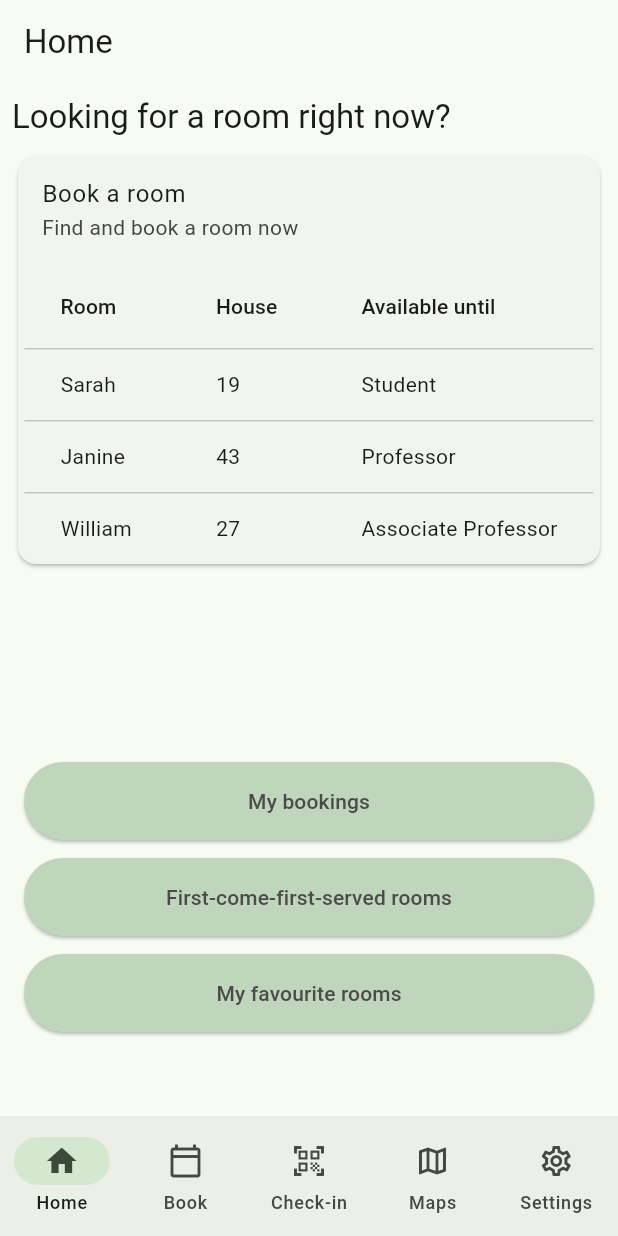
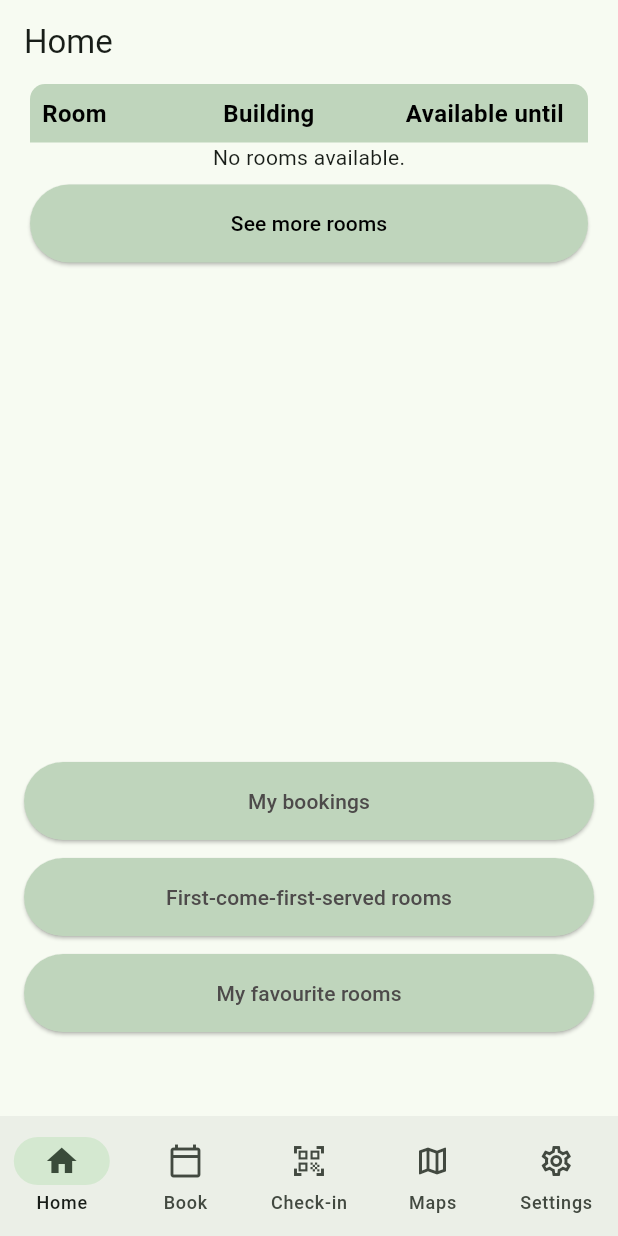
Before and after one commit to fillemon10/kandidat-grupp65-timeedit, a Flutter app: the screen it shows after launch, on a phone screen of 412 x 824 dp. Run offline on Flutter 3.47's test engine with Material 3 defaults, Android fonts, the phone set to English and light mode, and no system bars; our stand-ins replace bloc, cloud_firestore, equatable, firebase_auth, firebase_core, flutter_bloc and 2 more; missing offline and left inert: firebase_ui_auth, qr_code_scanner; accounts and stored records are empty.

Commit message:
en början på hemskärmen

```diff
--- a/lib/screens/home.dart
+++ b/lib/screens/home.dart
@@ -1,9 +1,7 @@
-import 'package:firebase_auth/firebase_auth.dart';
 import 'package:flutter/material.dart';
+import 'package:cloud_firestore/cloud_firestore.dart';
+import 'package:intl/intl.dart'; // Import the intl package for DateFormat
 import 'package:go_router/go_router.dart';
-import 'package:timeedit/screens/mybookings.dart';
-import 'package:timeedit/screens/firstcome.dart';
-import 'package:timeedit/screens/favourites.dart';
 
 class HomeScreen extends StatelessWidget {
   @override
@@ -17,14 +15,8 @@ class HomeScreen extends StatelessWidget {
         children: [
           Expanded(
             child: ListView(
-              children: const [
-                TitleSection(
-                  title: 'Looking for a room right now?',
-                ),
-                CardSection(
-                  title: 'Book a room',
-                  subtitle: 'Find and book a room now',
-                ),
+              children: [
+                TitleSection(), // This is the correct placement of TitleSection
               ],
             ),
           ),
@@ -82,104 +74,155 @@ class HomeScreen extends StatelessWidget {
   }
 }
 
-
 class TitleSection extends StatelessWidget {
-  final String title;
-
-  const TitleSection({required this.title});
-
   @override
   Widget build(BuildContext context) {
-    return Container(
-      padding: const EdgeInsets.all(8),
-      child: Text(
-        title,
-        style: Theme.of(context).textTheme.headline6,
+    return Padding(
+      padding: const EdgeInsets.symmetric(horizontal: 20.0),
+      child: Column(
+        crossAxisAlignment: CrossAxisAlignment.stretch,
+        children: [
+          Container(
+            decoration: BoxDecoration(
+              color: Color(0xFFBFD5BC), // Background color for the titles
+              borderRadius: BorderRadius.vertical(top: Radius.circular(10.0)), // Rounded top corners
+            ),
+            padding: EdgeInsets.symmetric(vertical: 8.0),
+            child: Row(
+              mainAxisAlignment: MainAxisAlignment.spaceBetween,
+              children: [
+                Expanded(
+                  flex: 2,
+                  child: Padding(
+                    padding: const EdgeInsets.only(left: 8.0),
+                    child: Text(
+                      'Room',
+                      style: TextStyle(fontWeight: FontWeight.bold, fontSize: 16.0, color: Colors.black), // Text color
+                    ),
+                  ),
+                ),
+                Expanded(
+                  flex: 3,
+                  child: Padding(
+                    padding: EdgeInsets.only(left: 46.0),
+                    child: Text(
+                      'Building',
+                      style: TextStyle(fontWeight: FontWeight.bold, fontSize: 16.0, color: Colors.black), // Text color
+                    ),
+                  ),
+                ),
+                Expanded(
+                  flex: 4,
+                  child: Padding(
+                    padding: EdgeInsets.only(right: 16.0),
+                    child: Text(
+                      'Available until',
+                      style: TextStyle(fontWeight: FontWeight.bold, fontSize: 16.0, color: Colors.black), // Text color
+                      textAlign: TextAlign.right,
+                      overflow: TextOverflow.ellipsis,
+                    ),
+                  ),
+                ),
+              ],
+            ),
+          ),
+          StreamBuilder<QuerySnapshot>(
+            stream: FirebaseFirestore.instance.collection('rooms').limit(8).snapshots(),
+            builder: (BuildContext context, AsyncSnapshot<QuerySnapshot> snapshot) {
+              if (snapshot.connectionState == ConnectionState.waiting) {
+                return Center(child: CircularProgressIndicator());
+              }
+
+              if (snapshot.hasError) {
+                return Center(child: Text('Error: ${snapshot.error}'));
+              }
+
+              if (snapshot.data!.docs.isEmpty) {
+                return Center(child: Text('No rooms available.'));
+              }
+
+              final rooms = snapshot.data!.docs
+                  .map((DocumentSnapshot document) {
+                Map<String, dynamic> roomData = document.data() as Map<String, dynamic>;
+                return _buildRoomItem(roomData['name'], roomData['building'], roomData['availableUntil']);
+              })
+                  .toList();
+
+              return Column(
+                crossAxisAlignment: CrossAxisAlignment.stretch,
+                children: List.generate(rooms.length, (index) {
+                  final room = rooms[index];
+                  final color = index.isEven ? Color(0xFFD9D9D9) : Color(0xFFEFECEC);
+                  return Container(
+                    color: color,
+                    child: room,
+                  );
+                }),
+              );
+            },
+          ),
+          SizedBox(height: 8),
+          ElevatedButton(
+            onPressed: () {
+              // Navigate to a page showing all rooms
+              context.push('/all-rooms');
+            },
+            style: ButtonStyle(
+              backgroundColor: MaterialStateProperty.all(Color(0xFFBFD5BC)),
+              foregroundColor: MaterialStateProperty.all(Colors.black),
+              padding: MaterialStateProperty.all(EdgeInsets.symmetric(vertical: 16)),
+            ),
+            child: Text('See more rooms'),
+          ),
+        ],
+      ),
+    );
+  }
+
+  Widget _buildRoomItem(String? room, String? building, dynamic availableUntil) {
+    // Handle null values or provide default values
+    room ??= 'Unknown Room';
+    building ??= 'Unknown Building';
+
+    String availableUntilText = 'All day!';
+
+    if (availableUntil != null) {
+      availableUntilText = DateFormat('HH:mm').format(availableUntil.toDate() as DateTime);
+    }
+
+    return Padding(
+      padding: EdgeInsets.all(8.0),
+      child: Row(
+        mainAxisAlignment: MainAxisAlignment.spaceBetween,
+        children: [
+          Expanded(
+            flex: 2,
+            child: Text(
+              room,
+              style: TextStyle(fontSize: 14.0),
+            ),
+          ),
+          Expanded(
+            flex: 3,
+            child: Padding(
+              padding: EdgeInsets.only(left: 42.0),
+              child: Text(
+                building,
+                style: TextStyle(fontSize: 14.0),
+              ),
+            ),
+          ),
+          Expanded(
+            flex: 4,
+            child: Text(
+              availableUntilText,
+              style: TextStyle(fontSize: 14.0),
+              textAlign: TextAlign.right,
+              overflow: TextOverflow.ellipsis,
+            ),
+          ),
+        ],
       ),
     );
   }
 }
-
-class CardSection extends StatelessWidget {
-  final String title;
-  final String subtitle;
-
-  const CardSection({
-    required this.title,
-    required this.subtitle,
-  });
-
-  @override
-  Widget build(BuildContext context) {
-    return Container(
-      padding: const EdgeInsets.symmetric(horizontal: 8),
-      child: Card(
-        child: Column(
-          children: [
-            ListTile(
-              title: Text(title),
-              subtitle: Text(subtitle),
-            ),
-            DataTableExample(),
-          ],
-        ),
-      ),
-    );
-  }
-}
-
-class DataTableExample extends StatelessWidget {
-  const DataTableExample({super.key});
-
-  @override
-  Widget build(BuildContext context) {
-    return DataTable(
-      columns: const <DataColumn>[
-        DataColumn(
-          label: Expanded(
-            child: Text(
-              'Room',
-            ),
-          ),
-        ),
-        DataColumn(
-          label: Expanded(
-            child: Text(
-              'House',
-            ),
-          ),
-        ),
-        DataColumn(
-          label: Expanded(
-            child: Text(
-              'Available until',
-            ),
-          ),
-        ),
-      ],
-      rows: const <DataRow>[
-        DataRow(
-          cells: <DataCell>[
-            DataCell(Text('Sarah')),
-            DataCell(Text('19')),
-            DataCell(Text('Student')),
-          ],
-        ),
-        DataRow(
-          cells: <DataCell>[
-            DataCell(Text('Janine')),
-            DataCell(Text('43')),
-            DataCell(Text('Professor')),
-          ],
-        ),
-        DataRow(
-          cells: <DataCell>[
-            DataCell(Text('William')),
-            DataCell(Text('27')),
-            DataCell(Text('Associate Professor')),
-          ],
-        ),
-      ],
-    );
-  }
-}
```
